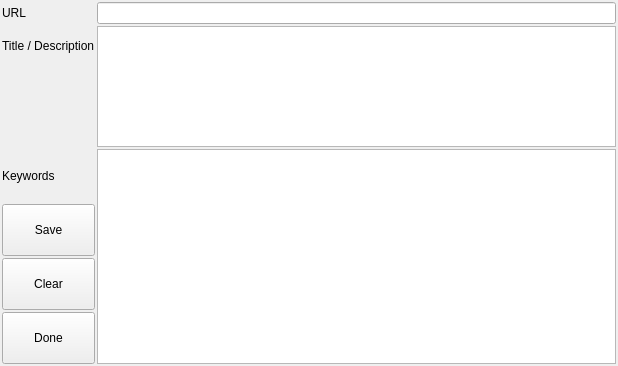
Above: ui/entry-form.ui from berndhs/arado before the change. Below: the same form after it.
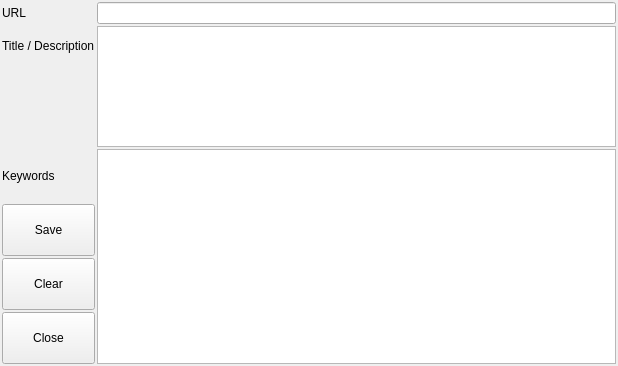
That is the form after the change.

Commit message: button close

```diff
--- a/ui/entry-form.ui
+++ b/ui/entry-form.ui
@@ -70,7 +70,7 @@
       </sizepolicy>
      </property>
      <property name="text">
-      <string>Done</string>
+      <string>Close</string>
      </property>
     </widget>
    </item>
```
